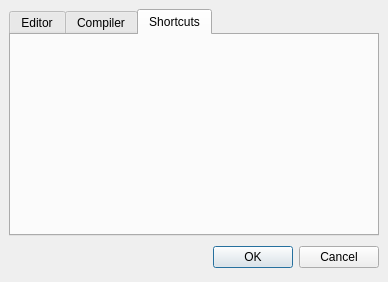
Qt form trunk/src/settings.ui (BackupTheBerlios/bf-dev-svn) before a commit.
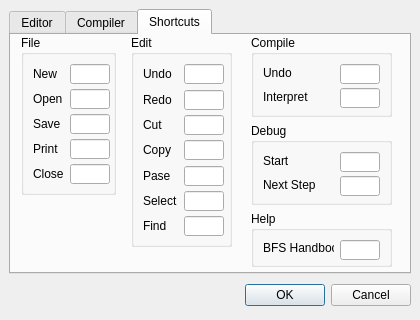
The same form after that commit. The open tabs and pages were chosen to show the change. Icons and pictures are not drawn.

```diff
--- a/trunk/src/settings.ui
+++ b/trunk/src/settings.ui
@@ -8,14 +8,20 @@
    <rect>
     <x>0</x>
     <y>0</y>
-    <width>388</width>
-    <height>274</height>
+    <width>420</width>
+    <height>320</height>
    </rect>
   </property>
+  <property name="minimumSize" >
+   <size>
+    <width>420</width>
+    <height>320</height>
+   </size>
+  </property>
   <property name="maximumSize" >
    <size>
-    <width>388</width>
-    <height>274</height>
+    <width>420</width>
+    <height>320</height>
    </size>
   </property>
   <property name="windowTitle" >
@@ -33,6 +39,12 @@
    </property>
    <item>
     <widget class="QTabWidget" name="tabWidget" >
+     <property name="maximumSize" >
+      <size>
+       <width>16777215</width>
+       <height>16777215</height>
+      </size>
+     </property>
      <widget class="QWidget" name="tab_2" >
       <attribute name="title" >
        <string>Editor</string>
@@ -653,6 +665,562 @@
       <attribute name="title" >
        <string>Shortcuts</string>
       </attribute>
+      <widget class="QGroupBox" name="groupBox_3" >
+       <property name="geometry" >
+        <rect>
+         <x>120</x>
+         <y>0</y>
+         <width>101</width>
+         <height>212</height>
+        </rect>
+       </property>
+       <property name="minimumSize" >
+        <size>
+         <width>101</width>
+         <height>212</height>
+        </size>
+       </property>
+       <property name="maximumSize" >
+        <size>
+         <width>101</width>
+         <height>212</height>
+        </size>
+       </property>
+       <property name="title" >
+        <string>Edit</string>
+       </property>
+       <layout class="QGridLayout" >
+        <property name="margin" >
+         <number>9</number>
+        </property>
+        <property name="spacing" >
+         <number>6</number>
+        </property>
+        <item row="6" column="1" >
+         <widget class="QLineEdit" name="lineEdit_25" >
+          <property name="minimumSize" >
+           <size>
+            <width>40</width>
+            <height>20</height>
+           </size>
+          </property>
+          <property name="maximumSize" >
+           <size>
+            <width>40</width>
+            <height>20</height>
+           </size>
+          </property>
+         </widget>
+        </item>
+        <item row="5" column="1" >
+         <widget class="QLineEdit" name="lineEdit_24" >
+          <property name="minimumSize" >
+           <size>
+            <width>40</width>
+            <height>20</height>
+           </size>
+          </property>
+          <property name="maximumSize" >
+           <size>
+            <width>40</width>
+            <height>20</height>
+           </size>
+          </property>
+         </widget>
+        </item>
+        <item row="4" column="1" >
+         <widget class="QLineEdit" name="lineEdit_23" >
+          <property name="minimumSize" >
+           <size>
+            <width>40</width>
+            <height>20</height>
+           </size>
+          </property>
+          <property name="maximumSize" >
+           <size>
+            <width>40</width>
+            <height>20</height>
+           </size>
+          </property>
+         </widget>
+        </item>
+        <item row="3" column="1" >
+         <widget class="QLineEdit" name="lineEdit_22" >
+          <property name="minimumSize" >
+           <size>
+            <width>40</width>
+            <height>20</height>
+           </size>
+          </property>
+          <property name="maximumSize" >
+           <size>
+            <width>40</width>
+            <height>20</height>
+           </size>
+          </property>
+         </widget>
+        </item>
+        <item row="2" column="1" >
+         <widget class="QLineEdit" name="lineEdit_21" >
+          <property name="minimumSize" >
+           <size>
+            <width>40</width>
+            <height>20</height>
+           </size>
+          </property>
+          <property name="maximumSize" >
+           <size>
+            <width>40</width>
+            <height>20</height>
+           </size>
+          </property>
+         </widget>
+        </item>
+        <item row="1" column="1" >
+         <widget class="QLineEdit" name="lineEdit_20" >
+          <property name="minimumSize" >
+           <size>
+            <width>40</width>
+            <height>20</height>
+           </size>
+          </property>
+          <property name="maximumSize" >
+           <size>
+            <width>40</width>
+            <height>20</height>
+           </size>
+          </property>
+         </widget>
+        </item>
+        <item row="0" column="1" >
+         <widget class="QLineEdit" name="lineEdit_19" >
+          <property name="minimumSize" >
+           <size>
+            <width>40</width>
+            <height>20</height>
+           </size>
+          </property>
+          <property name="maximumSize" >
+           <size>
+            <width>40</width>
+            <height>20</height>
+           </size>
+          </property>
+         </widget>
+        </item>
+        <item row="6" column="0" >
+         <widget class="QLabel" name="label_22" >
+          <property name="text" >
+           <string>Find</string>
+          </property>
+         </widget>
+        </item>
+        <item row="0" column="0" >
+         <widget class="QLabel" name="label_17" >
+          <property name="text" >
+           <string>Undo</string>
+          </property>
+         </widget>
+        </item>
+        <item row="4" column="0" >
+         <widget class="QLabel" name="label_20" >
+          <property name="text" >
+           <string>Pase</string>
+          </property>
+         </widget>
+        </item>
+        <item row="1" column="0" >
+         <widget class="QLabel" name="label_16" >
+          <property name="text" >
+           <string>Redo</string>
+          </property>
+         </widget>
+        </item>
+        <item row="2" column="0" >
+         <widget class="QLabel" name="label_19" >
+          <property name="text" >
+           <string>Cut</string>
+          </property>
+         </widget>
+        </item>
+        <item row="5" column="0" >
+         <widget class="QLabel" name="label_21" >
+          <property name="text" >
+           <string>Select</string>
+          </property>
+         </widget>
+        </item>
+        <item row="3" column="0" >
+         <widget class="QLabel" name="label_18" >
+          <property name="text" >
+           <string>Copy</string>
+          </property>
+         </widget>
+        </item>
+       </layout>
+      </widget>
+      <widget class="QWidget" name="" >
+       <property name="geometry" >
+        <rect>
+         <x>240</x>
+         <y>0</y>
+         <width>143</width>
+         <height>234</height>
+        </rect>
+       </property>
+       <layout class="QVBoxLayout" >
+        <property name="margin" >
+         <number>0</number>
+        </property>
+        <property name="spacing" >
+         <number>6</number>
+        </property>
+        <item>
+         <widget class="QGroupBox" name="groupBox_4" >
+          <property name="minimumSize" >
+           <size>
+            <width>141</width>
+            <height>82</height>
+           </size>
+          </property>
+          <property name="maximumSize" >
+           <size>
+            <width>141</width>
+            <height>82</height>
+           </size>
+          </property>
+          <property name="title" >
+           <string>Compile</string>
+          </property>
+          <layout class="QGridLayout" >
+           <property name="margin" >
+            <number>9</number>
+           </property>
+           <property name="spacing" >
+            <number>6</number>
+           </property>
+           <item row="1" column="1" >
+            <widget class="QLineEdit" name="lineEdit_15" >
+             <property name="minimumSize" >
+              <size>
+               <width>40</width>
+               <height>20</height>
+              </size>
+             </property>
+             <property name="maximumSize" >
+              <size>
+               <width>40</width>
+               <height>20</height>
+              </size>
+             </property>
+            </widget>
+           </item>
+           <item row="0" column="1" >
+            <widget class="QLineEdit" name="lineEdit_14" >
+             <property name="minimumSize" >
+              <size>
+               <width>40</width>
+               <height>20</height>
+              </size>
+             </property>
+             <property name="maximumSize" >
+              <size>
+               <width>40</width>
+               <height>20</height>
+              </size>
+             </property>
+            </widget>
+           </item>
+           <item row="0" column="0" >
+            <widget class="QLabel" name="label_23" >
+             <property name="text" >
+              <string>Undo</string>
+             </property>
+            </widget>
+           </item>
+           <item row="1" column="0" >
+            <widget class="QLabel" name="label_24" >
+             <property name="text" >
+              <string>Interpret</string>
+             </property>
+            </widget>
+           </item>
+          </layout>
+         </widget>
+        </item>
+        <item>
+         <widget class="QGroupBox" name="groupBox_5" >
+          <property name="minimumSize" >
+           <size>
+            <width>141</width>
+            <height>82</height>
+           </size>
+          </property>
+          <property name="maximumSize" >
+           <size>
+            <width>141</width>
+            <height>82</height>
+           </size>
+          </property>
+          <property name="title" >
+           <string>Debug</string>
+          </property>
+          <layout class="QGridLayout" >
+           <property name="margin" >
+            <number>9</number>
+           </property>
+           <property name="spacing" >
+            <number>6</number>
+           </property>
+           <item row="1" column="1" >
+            <widget class="QLineEdit" name="lineEdit_17" >
+             <property name="minimumSize" >
+              <size>
+               <width>40</width>
+               <height>20</height>
+              </size>
+             </property>
+             <property name="maximumSize" >
+              <size>
+               <width>40</width>
+               <height>20</height>
+              </size>
+             </property>
+            </widget>
+           </item>
+           <item row="0" column="1" >
+            <widget class="QLineEdit" name="lineEdit_16" >
+             <property name="minimumSize" >
+              <size>
+               <width>40</width>
+               <height>20</height>
+              </size>
+             </property>
+             <property name="maximumSize" >
+              <size>
+               <width>40</width>
+               <height>20</height>
+              </size>
+             </property>
+            </widget>
+           </item>
+           <item row="0" column="0" >
+            <widget class="QLabel" name="label_26" >
+             <property name="text" >
+              <string>Start</string>
+             </property>
+            </widget>
+           </item>
+           <item row="1" column="0" >
+            <widget class="QLabel" name="label_25" >
+             <property name="text" >
+              <string>Next Step</string>
+             </property>
+            </widget>
+           </item>
+          </layout>
+         </widget>
+        </item>
+        <item>
+         <widget class="QGroupBox" name="groupBox_6" >
+          <property name="minimumSize" >
+           <size>
+            <width>141</width>
+            <height>56</height>
+           </size>
+          </property>
+          <property name="maximumSize" >
+           <size>
+            <width>141</width>
+            <height>56</height>
+           </size>
+          </property>
+          <property name="title" >
+           <string>Help</string>
+          </property>
+          <layout class="QGridLayout" >
+           <property name="margin" >
+            <number>9</number>
+           </property>
+           <property name="spacing" >
+            <number>6</number>
+           </property>
+           <item row="0" column="1" >
+            <widget class="QLineEdit" name="lineEdit_18" >
+             <property name="minimumSize" >
+              <size>
+               <width>40</width>
+               <height>20</height>
+              </size>
+             </property>
+             <property name="maximumSize" >
+              <size>
+               <width>40</width>
+               <height>20</height>
+              </size>
+             </property>
+            </widget>
+           </item>
+           <item row="0" column="0" >
+            <widget class="QLabel" name="label_27" >
+             <property name="text" >
+              <string>BFS Handbook</string>
+             </property>
+            </widget>
+           </item>
+          </layout>
+         </widget>
+        </item>
+       </layout>
+      </widget>
+      <widget class="QGroupBox" name="groupBox_2" >
+       <property name="geometry" >
+        <rect>
+         <x>10</x>
+         <y>0</y>
+         <width>95</width>
+         <height>160</height>
+        </rect>
+       </property>
+       <property name="minimumSize" >
+        <size>
+         <width>95</width>
+         <height>160</height>
+        </size>
+       </property>
+       <property name="maximumSize" >
+        <size>
+         <width>95</width>
+         <height>160</height>
+        </size>
+       </property>
+       <property name="title" >
+        <string>File</string>
+       </property>
+       <layout class="QGridLayout" >
+        <property name="margin" >
+         <number>9</number>
+        </property>
+        <property name="spacing" >
+         <number>6</number>
+        </property>
+        <item row="2" column="1" >
+         <widget class="QLineEdit" name="lineEdit_28" >
+          <property name="minimumSize" >
+           <size>
+            <width>40</width>
+            <height>20</height>
+           </size>
+          </property>
+          <property name="maximumSize" >
+           <size>
+            <width>40</width>
+            <height>20</height>
+           </size>
+          </property>
+         </widget>
+        </item>
+        <item row="0" column="1" >
+         <widget class="QLineEdit" name="lineEdit_26" >
+          <property name="minimumSize" >
+           <size>
+            <width>40</width>
+            <height>20</height>
+           </size>
+          </property>
+          <property name="maximumSize" >
+           <size>
+            <width>40</width>
+            <height>20</height>
+           </size>
+          </property>
+         </widget>
+        </item>
+        <item row="3" column="0" >
+         <widget class="QLabel" name="label_14" >
+          <property name="text" >
+           <string>Print</string>
+          </property>
+         </widget>
+        </item>
+        <item row="1" column="1" >
+         <widget class="QLineEdit" name="lineEdit_27" >
+          <property name="minimumSize" >
+           <size>
+            <width>40</width>
+            <height>20</height>
+           </size>
+          </property>
+          <property name="maximumSize" >
+           <size>
+            <width>40</width>
+            <height>20</height>
+           </size>
+          </property>
+         </widget>
+        </item>
+        <item row="0" column="0" >
+         <widget class="QLabel" name="label_10" >
+          <property name="text" >
+           <string>New</string>
+          </property>
+         </widget>
+        </item>
+        <item row="4" column="0" >
+         <widget class="QLabel" name="label_15" >
+          <property name="text" >
+           <string>Close</string>
+          </property>
+         </widget>
+        </item>
+        <item row="2" column="0" >
+         <widget class="QLabel" name="label_13" >
+          <property name="text" >
+           <string>Save</string>
+          </property>
+         </widget>
+        </item>
+        <item row="1" column="0" >
+         <widget class="QLabel" name="label_12" >
+          <property name="text" >
+           <string>Open</string>
+          </property>
+         </widget>
+        </item>
+        <item row="4" column="1" >
+         <widget class="QLineEdit" name="lineEdit_30" >
+          <property name="minimumSize" >
+           <size>
+            <width>40</width>
+            <height>20</height>
+           </size>
+          </property>
+          <property name="maximumSize" >
+           <size>
+            <width>40</width>
+            <height>20</height>
+           </size>
+          </property>
+         </widget>
+        </item>
+        <item row="3" column="1" >
+         <widget class="QLineEdit" name="lineEdit_29" >
+          <property name="minimumSize" >
+           <size>
+            <width>40</width>
+            <height>20</height>
+           </size>
+          </property>
+          <property name="maximumSize" >
+           <size>
+            <width>40</width>
+            <height>20</height>
+           </size>
+          </property>
+         </widget>
+        </item>
+       </layout>
+      </widget>
      </widget>
     </widget>
    </item>
```
Left out of the diff: 13 changed lines with no effect on the pictures.
